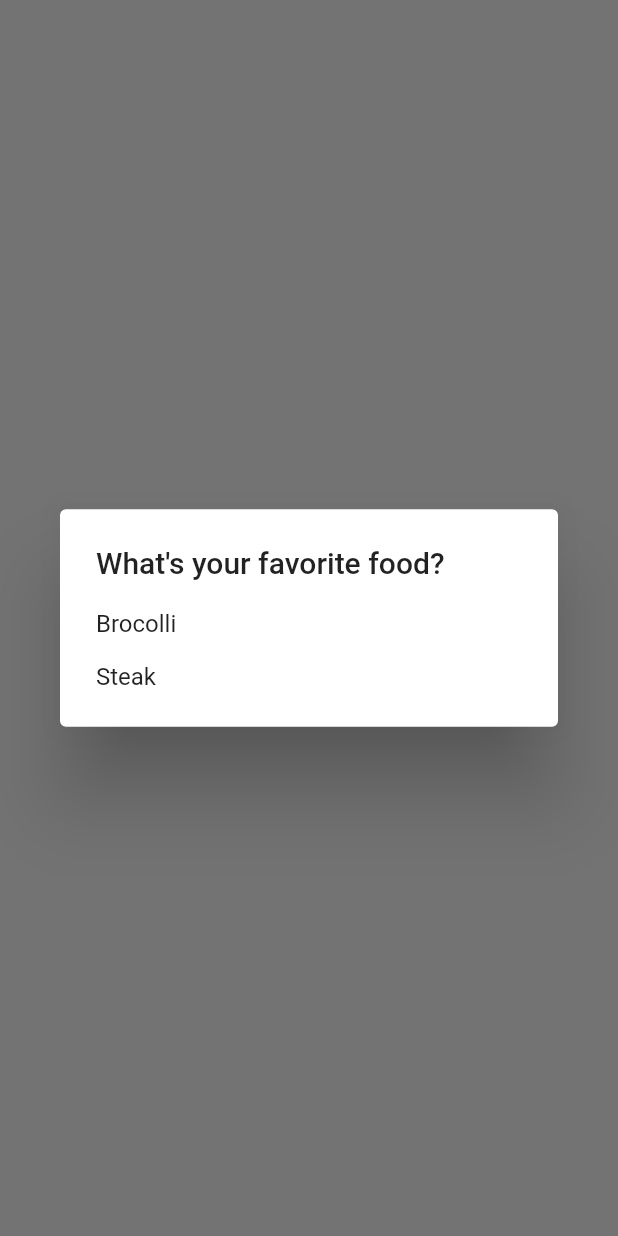
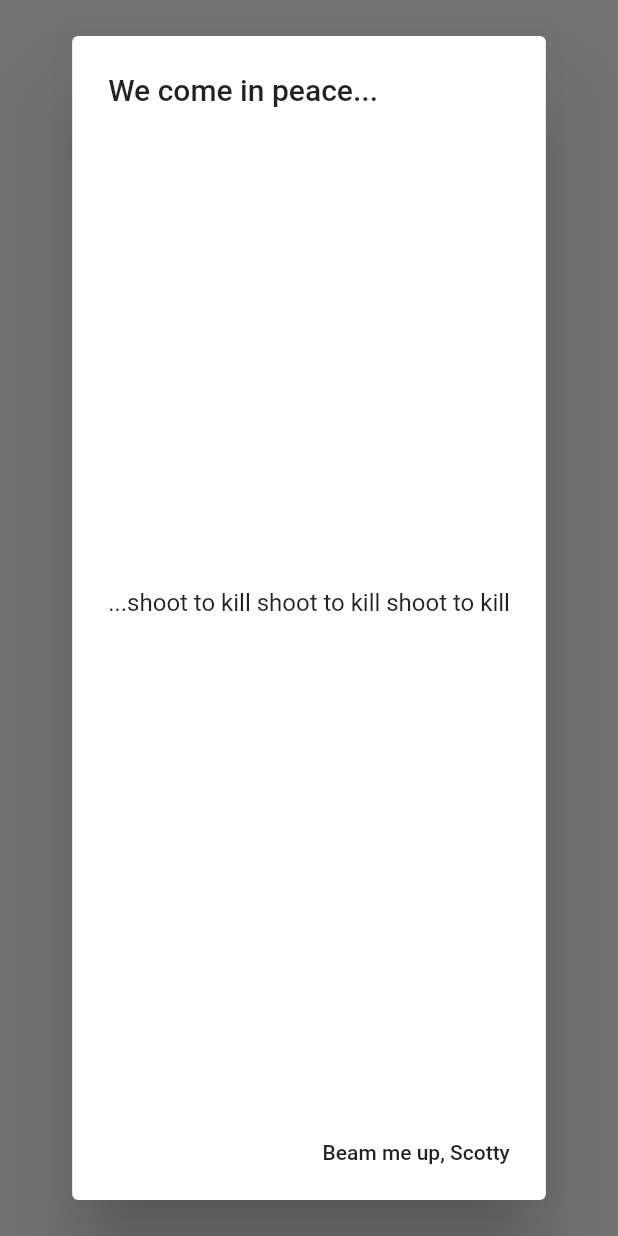
Before and after one commit to lizazz/flutter_test, a Flutter app: the screen it shows after launch, after a tap on "Show it", on a phone screen of 412 x 824 dp. Run offline on Flutter 3.47's test engine with Material 2 defaults, Android fonts, the phone set to English and light mode, and no system bars.

```diff
--- a/lib/main.dart
+++ b/lib/main.dart
@@ -12,36 +12,24 @@ class MyApp extends StatelessWidget {
 class Home extends StatelessWidget {
   @override
   Widget build(BuildContext inContext) {
-    Future _showIt() async {
-      switch (await showDialog(
+    Future _showIt() {
+      return showDialog(
           context: inContext,
-          builder: (BuildContext inContext) {
-            return SimpleDialog(
-              title: Text("What's your favorite food?"),
-              children: [
-                SimpleDialogOption(
-                  onPressed: () {
-                    Navigator.pop(inContext, 'Procolli');
-                  },
-                  child: Text("Brocolli"),
-                ),
-                SimpleDialogOption(
-                  onPressed: () {
-                    Navigator.pop(inContext, 'Steak');
-                  },
-                  child: Text("Steak"),
+          barrierDismissible: false,
+          builder: (BuildContext context) {
+            return AlertDialog(
+              title: Text('We come in peace...'),
+              content: Center(
+                child: Text("...shoot to kill shoot to kill shoot to kill"),
+              ),
+              actions: [
+                FlatButton(onPressed: () { Navigator.of(context).pop();},
+                    child: Text('Beam me up, Scotty')
                 )
               ],
             );
           }
-      )) {
-        case 'brocolli':
-          print('Brocolli');
-          break;
-        case 'steak':
-          print('Steak');
-          break;
-      }
+      );
     }
 
     return Scaffold(
```
